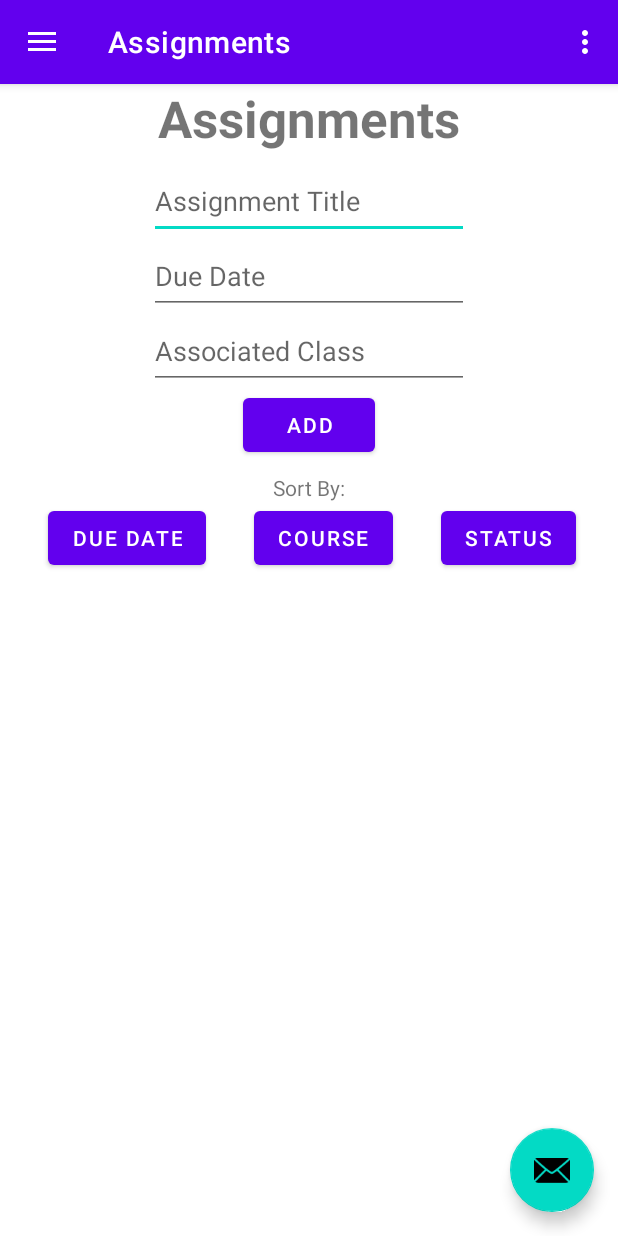
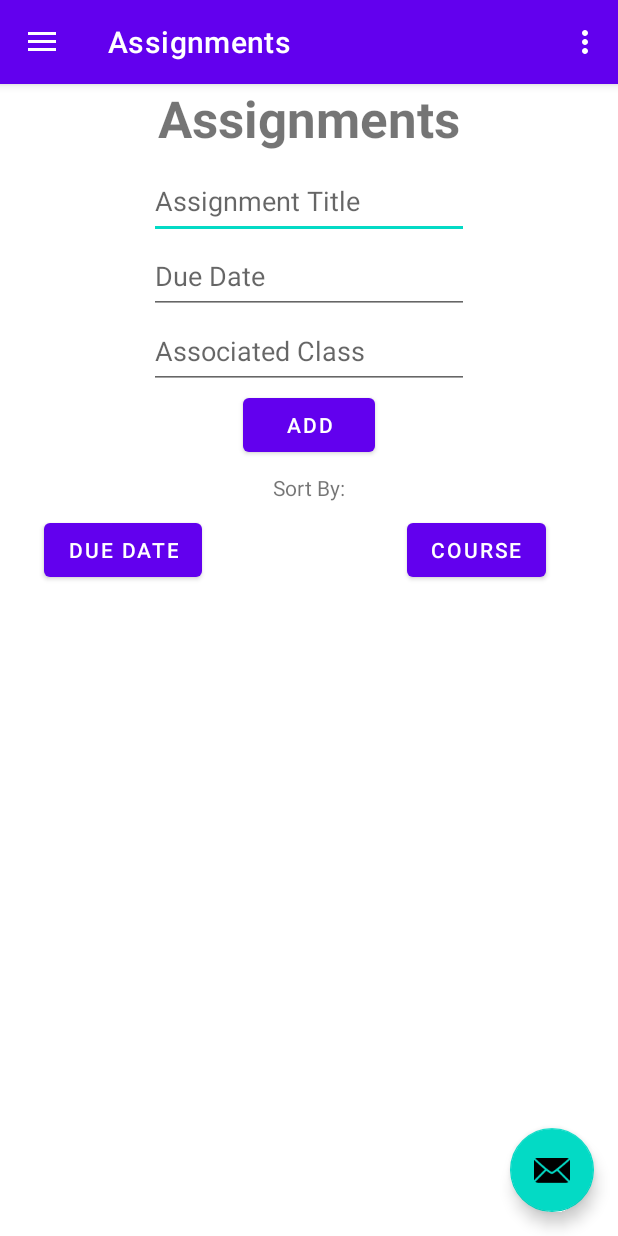
Before and after one commit to ND68/College-Scheduler, an Android app: the screen it shows after launch (MainActivity), in the side drawer, after a tap on "Assignments", on a phone screen of 412 x 824 dp. Run offline under Robolectric (Android 15) with nearby library versions, the phone set to English and light mode, and no system bars; our stand-ins replace navigation-ui.

Commit message:
Updated front end for assignmens.

```diff
--- a/app/src/main/res/layout/fragment_assignments.xml
+++ b/app/src/main/res/layout/fragment_assignments.xml
@@ -86,27 +86,23 @@
             android:id="@+id/button"
             android:layout_width="wrap_content"
             android:layout_height="wrap_content"
-            android:layout_marginStart="32dp"
+            android:layout_marginTop="8dp"
+            android:layout_marginEnd="108dp"
             android:text="@string/due_date"
+            app:layout_constraintBottom_toBottomOf="parent"
+            app:layout_constraintEnd_toStartOf="@+id/button3"
             app:layout_constraintStart_toStartOf="parent"
-            app:layout_constraintTop_toBottomOf="@+id/textView3" />
-
-        <Button
-            android:id="@+id/button2"
-            android:layout_width="wrap_content"
-            android:layout_height="wrap_content"
-            android:layout_marginEnd="28dp"
-            android:text="@string/status"
-            app:layout_constraintEnd_toEndOf="parent"
             app:layout_constraintTop_toBottomOf="@+id/textView3" />
 
         <Button
             android:id="@+id/button3"
             android:layout_width="wrap_content"
             android:layout_height="wrap_content"
+            android:layout_marginTop="8dp"
+            android:layout_marginEnd="48dp"
             android:text="@string/course"
-            app:layout_constraintEnd_toStartOf="@+id/button2"
-            app:layout_constraintStart_toEndOf="@+id/button"
+            app:layout_constraintBottom_toBottomOf="parent"
+            app:layout_constraintEnd_toEndOf="parent"
             app:layout_constraintTop_toBottomOf="@+id/textView3" />
 
     </androidx.constraintlayout.widget.ConstraintLayout>
```
